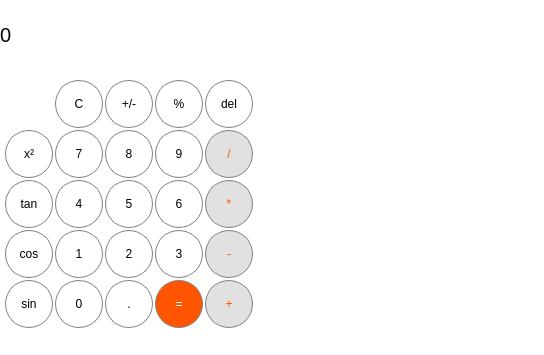
The window that SummerWar/calculator/calculator.ui (MantiS33/studentcpp) describes before a commit, drawn with Qt 5.
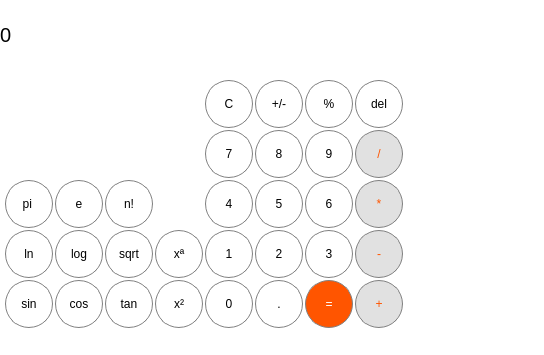
The same window after the commit.

Commit message: расширен дополнительный функционал и скорректирован дизайн

```diff
--- a/SummerWar/calculator/calculator.ui
+++ b/SummerWar/calculator/calculator.ui
@@ -22,7 +22,7 @@
      <rect>
       <x>0</x>
       <y>0</y>
-      <width>250</width>
+      <width>400</width>
       <height>70</height>
      </rect>
     </property>
@@ -47,7 +47,7 @@
    <widget class="QPushButton" name="button_0">
     <property name="geometry">
      <rect>
-      <x>55</x>
+      <x>205</x>
       <y>280</y>
       <width>48</width>
       <height>48</height>
@@ -77,7 +77,7 @@
    <widget class="QPushButton" name="button_dot">
     <property name="geometry">
      <rect>
-      <x>105</x>
+      <x>255</x>
       <y>280</y>
       <width>48</width>
       <height>48</height>
@@ -107,7 +107,7 @@
    <widget class="QPushButton" name="button_plus">
     <property name="geometry">
      <rect>
-      <x>205</x>
+      <x>355</x>
       <y>280</y>
       <width>48</width>
       <height>48</height>
@@ -137,7 +137,7 @@
    <widget class="QPushButton" name="button_result">
     <property name="geometry">
      <rect>
-      <x>155</x>
+      <x>305</x>
       <y>280</y>
       <width>48</width>
       <height>48</height>
@@ -167,7 +167,7 @@
    <widget class="QPushButton" name="button_3">
     <property name="geometry">
      <rect>
-      <x>155</x>
+      <x>305</x>
       <y>230</y>
       <width>48</width>
       <height>48</height>
@@ -197,7 +197,7 @@
    <widget class="QPushButton" name="button_2">
     <property name="geometry">
      <rect>
-      <x>105</x>
+      <x>255</x>
       <y>230</y>
       <width>48</width>
       <height>48</height>
@@ -227,7 +227,7 @@
    <widget class="QPushButton" name="button_minus">
     <property name="geometry">
      <rect>
-      <x>205</x>
+      <x>355</x>
       <y>230</y>
       <width>48</width>
       <height>48</height>
@@ -257,7 +257,7 @@
    <widget class="QPushButton" name="button_1">
     <property name="geometry">
      <rect>
-      <x>55</x>
+      <x>205</x>
       <y>230</y>
       <width>48</width>
       <height>48</height>
@@ -286,7 +286,7 @@
    <widget class="QPushButton" name="button_6">
     <property name="geometry">
      <rect>
-      <x>155</x>
+      <x>305</x>
       <y>180</y>
       <width>48</width>
       <height>48</height>
@@ -316,7 +316,7 @@
    <widget class="QPushButton" name="button_5">
     <property name="geometry">
      <rect>
-      <x>105</x>
+      <x>255</x>
       <y>180</y>
       <width>48</width>
       <height>48</height>
@@ -346,7 +346,7 @@
    <widget class="QPushButton" name="button_mult">
     <property name="geometry">
      <rect>
-      <x>205</x>
+      <x>355</x>
       <y>180</y>
       <width>48</width>
       <height>48</height>
@@ -376,7 +376,7 @@
    <widget class="QPushButton" name="button_4">
     <property name="geometry">
      <rect>
-      <x>55</x>
+      <x>205</x>
       <y>180</y>
       <width>48</width>
       <height>48</height>
@@ -406,7 +406,7 @@
    <widget class="QPushButton" name="button_9">
     <property name="geometry">
      <rect>
-      <x>155</x>
+      <x>305</x>
       <y>130</y>
       <width>48</width>
       <height>48</height>
@@ -435,7 +435,7 @@
    <widget class="QPushButton" name="button_8">
     <property name="geometry">
      <rect>
-      <x>105</x>
+      <x>255</x>
       <y>130</y>
       <width>48</width>
       <height>48</height>
@@ -465,7 +465,7 @@
    <widget class="QPushButton" name="button_divide">
     <property name="geometry">
      <rect>
-      <x>205</x>
+      <x>355</x>
       <y>130</y>
       <width>48</width>
       <height>48</height>
@@ -494,7 +494,7 @@
    <widget class="QPushButton" name="button_7">
     <property name="geometry">
      <rect>
-      <x>55</x>
+      <x>205</x>
       <y>130</y>
       <width>48</width>
       <height>48</height>
@@ -524,7 +524,7 @@
    <widget class="QPushButton" name="button_percent">
     <property name="geometry">
      <rect>
-      <x>155</x>
+      <x>305</x>
       <y>80</y>
       <width>48</width>
       <height>48</height>
@@ -553,7 +553,7 @@
    <widget class="QPushButton" name="button_PlusMinus">
     <property name="geometry">
      <rect>
-      <x>105</x>
+      <x>255</x>
       <y>80</y>
       <width>48</width>
       <height>48</height>
@@ -582,7 +582,7 @@
    <widget class="QPushButton" name="button_del">
     <property name="geometry">
      <rect>
-      <x>205</x>
+      <x>355</x>
       <y>80</y>
       <width>48</width>
       <height>48</height>
@@ -611,7 +611,7 @@
    <widget class="QPushButton" name="button_clear">
     <property name="geometry">
      <rect>
-      <x>55</x>
+      <x>205</x>
       <y>80</y>
       <width>48</width>
       <height>48</height>
@@ -640,8 +640,8 @@
    <widget class="QPushButton" name="button_tan">
     <property name="geometry">
      <rect>
-      <x>5</x>
-      <y>180</y>
+      <x>105</x>
+      <y>280</y>
       <width>48</width>
       <height>48</height>
      </rect>
@@ -670,8 +670,8 @@
    <widget class="QPushButton" name="button_cos">
     <property name="geometry">
      <rect>
-      <x>5</x>
-      <y>230</y>
+      <x>55</x>
+      <y>280</y>
       <width>48</width>
       <height>48</height>
      </rect>
@@ -699,8 +699,8 @@
    <widget class="QPushButton" name="button_sqr">
     <property name="geometry">
      <rect>
-      <x>5</x>
-      <y>130</y>
+      <x>155</x>
+      <y>280</y>
       <width>48</width>
       <height>48</height>
      </rect>
@@ -756,6 +756,216 @@
      <string>sin</string>
     </property>
    </widget>
+   <widget class="QPushButton" name="button_sqrt">
+    <property name="geometry">
+     <rect>
+      <x>105</x>
+      <y>230</y>
+      <width>48</width>
+      <height>48</height>
+     </rect>
+    </property>
+    <property name="styleSheet">
+     <string notr="true">QPushButton{
+
+background-color:white;
+color:black;
+border: 1px solid grey;
+border-radius: 24px;
+}
+
+QPushButton:pressed{
+
+background-color: qlineargradient(x1: 0, y1: 0, x2: 0, y1: 1, stop:0 #dadbde, stop:1 #f6f7fa);
+
+
+}
+</string>
+    </property>
+    <property name="text">
+     <string>sqrt</string>
+    </property>
+   </widget>
+   <widget class="QPushButton" name="button_pi">
+    <property name="geometry">
+     <rect>
+      <x>5</x>
+      <y>180</y>
+      <width>48</width>
+      <height>48</height>
+     </rect>
+    </property>
+    <property name="styleSheet">
+     <string notr="true">QPushButton{
+
+background-color:white;
+color:black;
+border: 1px solid grey;
+border-radius: 24px;
+}
+
+QPushButton:pressed{
+
+background-color: qlineargradient(x1: 0, y1: 0, x2: 0, y1: 1, stop:0 #dadbde, stop:1 #f6f7fa);
+
+
+}
+</string>
+    </property>
+    <property name="text">
+     <string>pi </string>
+    </property>
+   </widget>
+   <widget class="QPushButton" name="button_e">
+    <property name="geometry">
+     <rect>
+      <x>55</x>
+      <y>180</y>
+      <width>48</width>
+      <height>48</height>
+     </rect>
+    </property>
+    <property name="styleSheet">
+     <string notr="true">QPushButton{
+
+background-color:white;
+color:black;
+border: 1px solid grey;
+border-radius: 24px;
+}
+
+QPushButton:pressed{
+
+background-color: qlineargradient(x1: 0, y1: 0, x2: 0, y1: 1, stop:0 #dadbde, stop:1 #f6f7fa);
+
+
+}
+</string>
+    </property>
+    <property name="text">
+     <string>e</string>
+    </property>
+   </widget>
+   <widget class="QPushButton" name="button_nsqr">
+    <property name="geometry">
+     <rect>
+      <x>155</x>
+      <y>230</y>
+      <width>48</width>
+      <height>48</height>
+     </rect>
+    </property>
+    <property name="styleSheet">
+     <string notr="true">QPushButton{
+
+background-color:white;
+color:black;
+border: 1px solid grey;
+border-radius: 24px;
+}
+
+QPushButton:pressed{
+
+background-color: qlineargradient(x1: 0, y1: 0, x2: 0, y1: 1, stop:0 #dadbde, stop:1 #f6f7fa);
+
+
+}
+</string>
+    </property>
+    <property name="text">
+     <string>xª</string>
+    </property>
+   </widget>
+   <widget class="QPushButton" name="button_ln">
+    <property name="geometry">
+     <rect>
+      <x>5</x>
+      <y>230</y>
+      <width>48</width>
+      <height>48</height>
+     </rect>
+    </property>
+    <property name="styleSheet">
+     <string notr="true">QPushButton{
+
+background-color:white;
+color:black;
+border: 1px solid grey;
+border-radius: 24px;
+}
+
+QPushButton:pressed{
+
+background-color: qlineargradient(x1: 0, y1: 0, x2: 0, y1: 1, stop:0 #dadbde, stop:1 #f6f7fa);
+
+
+}
+</string>
+    </property>
+    <property name="text">
+     <string>ln</string>
+    </property>
+   </widget>
+   <widget class="QPushButton" name="button_log">
+    <property name="geometry">
+     <rect>
+      <x>55</x>
+      <y>230</y>
+      <width>48</width>
+      <height>48</height>
+     </rect>
+    </property>
+    <property name="styleSheet">
+     <string notr="true">QPushButton{
+
+background-color:white;
+color:black;
+border: 1px solid grey;
+border-radius: 24px;
+}
+
+QPushButton:pressed{
+
+background-color: qlineargradient(x1: 0, y1: 0, x2: 0, y1: 1, stop:0 #dadbde, stop:1 #f6f7fa);
+
+
+}
+</string>
+    </property>
+    <property name="text">
+     <string>log</string>
+    </property>
+   </widget>
+   <widget class="QPushButton" name="button_n">
+    <property name="geometry">
+     <rect>
+      <x>105</x>
+      <y>180</y>
+      <width>48</width>
+      <height>48</height>
+     </rect>
+    </property>
+    <property name="styleSheet">
+     <string notr="true">QPushButton{
+
+background-color:white;
+color:black;
+border: 1px solid grey;
+border-radius: 24px;
+
+}
+
+QPushButton:pressed{
+
+background-color: qlineargradient(x1: 0, y1: 0, x2: 0, y1: 1, stop:0 #dadbde, stop:1 #f6f7fa);
+
+
+}</string>
+    </property>
+    <property name="text">
+     <string>n!</string>
+    </property>
+   </widget>
   </widget>
   <widget class="QMenuBar" name="menuBar">
    <property name="geometry">
```
The commit also changes 2 other files.
